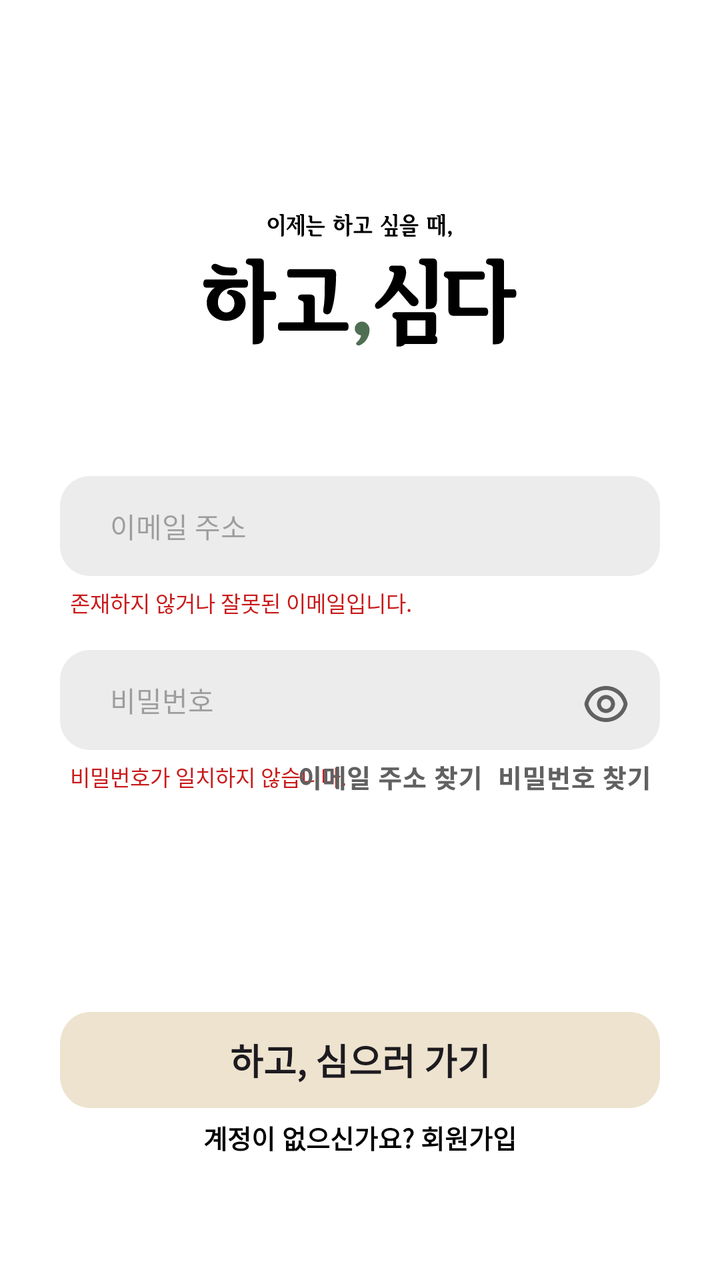
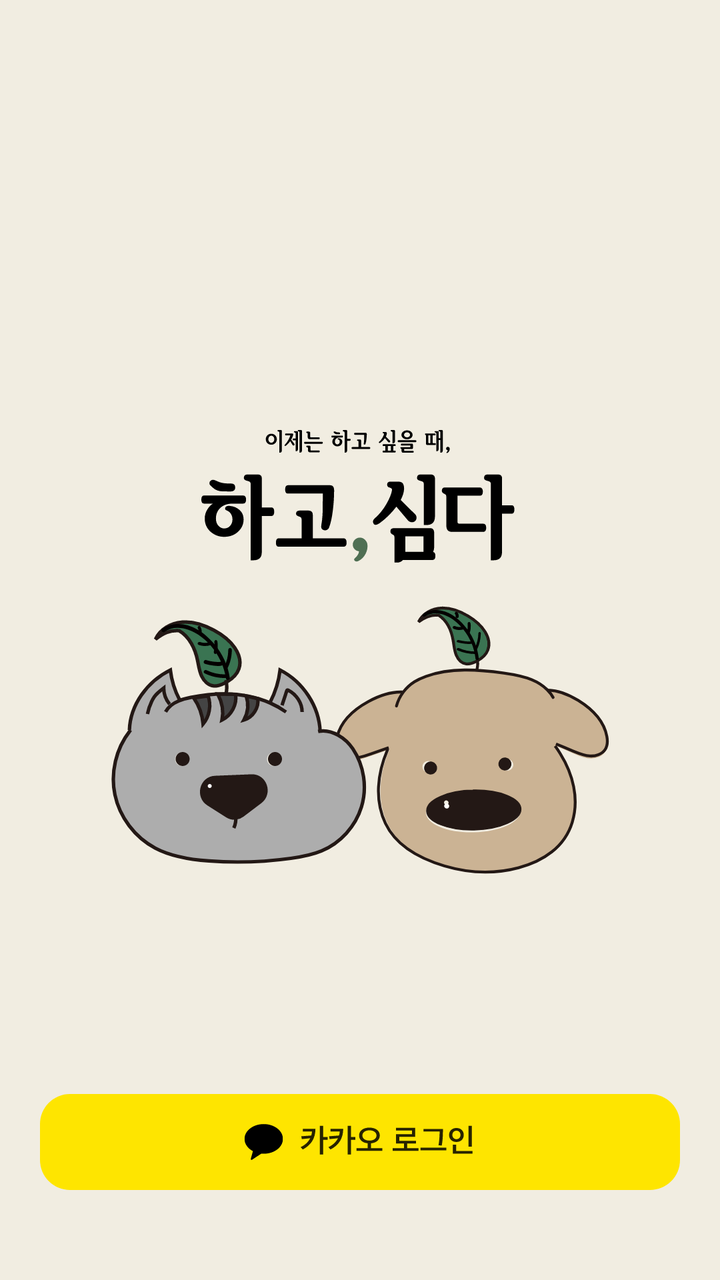

Screens rendered from an Android XML layout before and after an edit, with the pre-edit source and the edit as a unified diff.
<!-- AndroidManifest.xml: application theme Theme.WantPlant -->
<!-- res/layout/activity_login.xml -->
<?xml version="1.0" encoding="utf-8"?>
<androidx.constraintlayout.widget.ConstraintLayout
    xmlns:android="http://schemas.android.com/apk/res/android"
    xmlns:app="http://schemas.android.com/apk/res-auto"
    xmlns:tools="http://schemas.android.com/tools"
    android:layout_width="match_parent"
    android:layout_height="match_parent"
    android:background="#FFFFFFFF">

    <ImageView
        android:id="@+id/login_wantplant_logo_iv"
        android:layout_width="0dp"
        android:layout_height="wrap_content"
        android:src="@drawable/ic_logo_wantplant"
        android:layout_marginTop="103dp"
        app:layout_constraintEnd_toEndOf="parent"
        app:layout_constraintStart_toStartOf="parent"
        app:layout_constraintTop_toTopOf="parent" />

    <EditText
        android:id="@+id/login_email_et"
        android:layout_width="0dp"
        android:layout_height="wrap_content"
        android:background="@drawable/ic_login_rect"
        android:layout_marginHorizontal="30dp"
        android:paddingHorizontal="25dp"
        android:hint="이메일 주소"
        android:inputType="text"
        android:textColor="#757373"
        android:textSize="14dp"
        android:layout_marginTop="238dp"
        app:layout_constraintEnd_toEndOf="parent"
        app:layout_constraintStart_toStartOf="parent"
        app:layout_constraintTop_toTopOf="parent" />

    <TextView
        android:id="@+id/login_email_wrong_tv"
        android:layout_width="0dp"
        android:layout_height="wrap_content"
        android:layout_marginLeft="5dp"
        android:layout_marginTop="5dp"
        android:text="@string/wrong_email"
        android:textColor="@color/wp_red"
        android:textSize="11dp"
        app:layout_constraintStart_toStartOf="@+id/login_email_et"
        app:layout_constraintTop_toBottomOf="@+id/login_email_et"
        />

    <EditText
        android:id="@+id/login_password_et"
        android:layout_width="0dp"
        android:layout_height="wrap_content"
        android:background="@drawable/ic_login_rect"
        android:layout_marginHorizontal="30dp"
        android:paddingHorizontal="25dp"
        android:hint="비밀번호"
        android:inputType="text"
        android:textColor="#757373"
        android:textSize="14dp"
        android:layout_marginTop="325dp"
        app:layout_constraintEnd_toEndOf="parent"
        app:layout_constraintStart_toStartOf="parent"
        app:layout_constraintTop_toTopOf="parent" />

    <TextView
        android:id="@+id/login_pw_wrong_tv"
        android:layout_width="0dp"
        android:layout_height="wrap_content"
        android:layout_marginLeft="5dp"
        android:layout_marginTop="5dp"
        android:text="@string/wrong_pw"
        android:textColor="@color/wp_red"
        android:textSize="11dp"
        app:layout_constraintStart_toStartOf="@+id/login_password_et"
        app:layout_constraintTop_toBottomOf="@+id/login_password_et"
        />

    <ImageView
        android:id="@+id/login_view_pw_on_iv"
        android:layout_width="0dp"
        android:layout_height="wrap_content"
        android:src="@drawable/ic_btn_eyeline_on"
        android:layout_marginEnd="15dp"
        android:layout_marginTop="15dp"
        app:layout_constraintTop_toTopOf="@id/login_password_et"
        app:layout_constraintEnd_toEndOf="@id/login_password_et"
        tools:ignore="MissingConstraints" />

    <ImageView
        android:id="@+id/login_view_pw_off_iv"
        android:layout_width="0dp"
        android:layout_height="wrap_content"
        android:src="@drawable/ic_btn_eyeline_off"
        android:layout_marginEnd="15dp"
        android:layout_marginTop="15dp"
        app:layout_constraintTop_toTopOf="@id/login_password_et"
        app:layout_constraintEnd_toEndOf="@id/login_password_et"
        android:visibility="gone"
        tools:ignore="MissingConstraints" />

    <ImageView
        android:id="@+id/login_find_pw_iv"
        android:layout_width="0dp"
        android:layout_height="wrap_content"
        android:layout_marginStart="28dp"
        android:layout_marginEnd="5dp"
        android:layout_marginTop="8dp"
        android:src="@drawable/ic_btn_findpw"
        app:layout_constraintEnd_toEndOf="@id/login_password_et"
        app:layout_constraintTop_toBottomOf="@+id/login_password_et"
        tools:ignore="MissingConstraints" />

    <ImageView
        android:id="@+id/login_find_email_iv"
        android:layout_width="0dp"
        android:layout_height="wrap_content"
        android:layout_marginStart="28dp"
        android:layout_marginEnd="10dp"
        android:layout_marginTop="8dp"
        android:src="@drawable/ic_btn_findemail"
        app:layout_constraintEnd_toStartOf="@+id/login_find_pw_iv"
        app:layout_constraintTop_toBottomOf="@id/login_password_et"
        tools:ignore="MissingConstraints" />

    <androidx.appcompat.widget.AppCompatButton
        android:id="@+id/login_start_btn"
        android:layout_width="0dp"
        android:layout_height="wrap_content"
        android:background="@drawable/ic_login_background"
        android:layout_marginTop="506dp"
        android:layout_marginHorizontal="30dp"
        android:text="@string/btn_start"
        android:textSize="18dp"
        android:textStyle="bold"
        app:layout_constraintEnd_toEndOf="parent"
        app:layout_constraintStart_toStartOf="parent"
        app:layout_constraintTop_toTopOf="parent"/>

    <TextView
        android:id="@+id/login_account_tv"
        android:layout_width="wrap_content"
        android:layout_height="wrap_content"
        android:text="@string/login_account"
        android:textSize="13dp"
        android:textColor="@color/black"
        android:textStyle="bold"
        android:layout_marginTop="5dp"
        app:layout_constraintStart_toStartOf="parent"
        app:layout_constraintEnd_toEndOf="parent"
        app:layout_constraintTop_toBottomOf="@id/login_start_btn"/>

    <View
        android:id="@+id/login_password_underscore_view"
        android:layout_width="0dp"
        android:layout_height="1dp"
        android:layout_marginTop="624dp"
        android:background="wp_gray5"
        app:layout_constraintEnd_toEndOf="@+id/login_start_btn"
        app:layout_constraintStart_toStartOf="@+id/login_start_btn"
        app:layout_constraintTop_toTopOf="parent"/>

    <LinearLayout
        android:id="@+id/login_kakao_lo"
        android:layout_width="259dp"
        android:layout_height="41dp"
        android:background="@drawable/ic_login_kakao"
        android:layout_marginTop="30dp"
        app:layout_constraintEnd_toEndOf="parent"
        app:layout_constraintStart_toStartOf="parent"
        app:layout_constraintTop_toBottomOf="@+id/login_password_underscore_view"
        android:orientation="horizontal" />


</androidx.constraintlayout.widget.ConstraintLayout>
<!-- resources referenced by this layout -->
<resources>
  <color name="black">#FF000000</color>
  <color name="wp_red">#C91A1A</color>
  <!-- drawable ic_btn_eyeline_off (drawable) -->
  <vector xmlns:android="http://schemas.android.com/apk/res/android"
      android:width="24dp"
      android:height="24dp"
      android:viewportWidth="24"
      android:viewportHeight="24">
    <path
        android:pathData="M17.883,19.297C16.181,20.375 14.164,21 12,21C6.608,21 2.122,17.12 1.182,12C1.618,9.623 2.819,7.513 4.52,5.935L1.394,2.808L2.808,1.394L22.607,21.192L21.193,22.607L17.883,19.297ZM5.936,7.35C4.607,8.56 3.638,10.167 3.223,12C4.14,16.052 7.765,19 12,19C13.6,19 15.112,18.58 16.424,17.838L14.396,15.81C13.702,16.247 12.881,16.5 12,16.5C9.515,16.5 7.5,14.485 7.5,12C7.5,11.12 7.753,10.298 8.19,9.604L5.936,7.35ZM12.914,14.328L9.672,11.087C9.561,11.37 9.5,11.678 9.5,12C9.5,13.381 10.62,14.5 12,14.5C12.323,14.5 12.631,14.439 12.914,14.328ZM20.807,16.593L19.376,15.162C20.032,14.227 20.515,13.159 20.778,12C19.86,7.948 16.236,5 12,5C11.154,5 10.333,5.118 9.552,5.338L7.974,3.76C9.221,3.27 10.579,3 12,3C17.392,3 21.878,6.88 22.819,12C22.507,13.7 21.804,15.263 20.807,16.593ZM11.723,7.509C11.815,7.503 11.907,7.5 12,7.5C14.486,7.5 16.5,9.515 16.5,12C16.5,12.093 16.497,12.186 16.492,12.278L11.723,7.509Z"
        android:fillColor="#616161"/>
  </vector>
  <!-- drawable ic_btn_eyeline_on (drawable) -->
  <vector xmlns:android="http://schemas.android.com/apk/res/android"
      android:width="24dp"
      android:height="24dp"
      android:viewportWidth="24"
      android:viewportHeight="24">
    <path
        android:pathData="M12,3C17.392,3 21.878,6.88 22.819,12C21.878,17.12 17.392,21 12,21C6.608,21 2.122,17.12 1.182,12C2.122,6.88 6.608,3 12,3ZM12,19C16.236,19 19.86,16.052 20.778,12C19.86,7.948 16.236,5 12,5C7.765,5 4.14,7.948 3.223,12C4.14,16.052 7.765,19 12,19ZM12,16.5C9.515,16.5 7.5,14.485 7.5,12C7.5,9.515 9.515,7.5 12,7.5C14.486,7.5 16.5,9.515 16.5,12C16.5,14.485 14.486,16.5 12,16.5ZM12,14.5C13.381,14.5 14.5,13.381 14.5,12C14.5,10.619 13.381,9.5 12,9.5C10.62,9.5 9.5,10.619 9.5,12C9.5,13.381 10.62,14.5 12,14.5Z"
        android:fillColor="#616161"/>
  </vector>
  <!-- drawable ic_btn_findemail: vector/xml drawable (drawable, 2867 chars, omitted) -->
  <!-- drawable ic_btn_findpw: vector/xml drawable (drawable, 2278 chars, omitted) -->
  <!-- drawable ic_login_background (drawable) -->
  <vector xmlns:android="http://schemas.android.com/apk/res/android"
      android:width="301dp"
      android:height="45dp"
      android:viewportWidth="301"
      android:viewportHeight="45">
    <path
        android:pathData="M15,0L286,0A15,15 0,0 1,301 15L301,30A15,15 0,0 1,286 45L15,45A15,15 0,0 1,0 30L0,15A15,15 0,0 1,15 0z"
        android:fillColor="#EDE3CE"/>
  </vector>
  <!-- drawable ic_login_kakao: png bitmap (drawable, 9722 bytes) -->
  <!-- drawable ic_login_rect (drawable) -->
  <vector xmlns:android="http://schemas.android.com/apk/res/android"
      android:width="301dp"
      android:height="50dp"
      android:viewportWidth="301"
      android:viewportHeight="50">
    <path
        android:pathData="M15,0L286,0A15,15 0,0 1,301 15L301,35A15,15 0,0 1,286 50L15,50A15,15 0,0 1,0 35L0,15A15,15 0,0 1,15 0z"
        android:fillColor="#ECECEC"/>
  </vector>
  <!-- drawable ic_logo_wantplant: vector/xml drawable (drawable, 14869 chars, omitted) -->
  <string name="btn_start">하고, 심으러 가기</string>
  <string name="login_account">계정이 없으신가요? 회원가입</string>
  <string name="wrong_email">존재하지 않거나 잘못된 이메일입니다.</string>
  <string name="wrong_pw">비밀번호가 일치하지 않습니다.</string>
  <style name="Theme.WantPlant" parent="Base.Theme.WantPlant" />
  <style name="Base.Theme.WantPlant" parent="Theme.Material3.DayNight.NoActionBar">
          
          
      </style>
</resources>

<!-- the commit's change to res/layout/activity_login.xml (unified diff, before → after) -->
@@ -5,170 +5,28 @@
     xmlns:tools="http://schemas.android.com/tools"
     android:layout_width="match_parent"
     android:layout_height="match_parent"
-    android:background="#FFFFFFFF">
+    android:background="@color/wp_brown5">
 
     <ImageView
-        android:id="@+id/login_wantplant_logo_iv"
-        android:layout_width="0dp"
+        android:id="@+id/login_logo_iv"
+        android:layout_width="wrap_content"
         android:layout_height="wrap_content"
-        android:src="@drawable/ic_logo_wantplant"
-        android:layout_marginTop="103dp"
+        android:src="@drawable/ic_login_logo"
+        android:layout_marginTop="211dp"
         app:layout_constraintEnd_toEndOf="parent"
         app:layout_constraintStart_toStartOf="parent"
         app:layout_constraintTop_toTopOf="parent" />
 
-    <EditText
-        android:id="@+id/login_email_et"
-        android:layout_width="0dp"
+    <androidx.appcompat.widget.AppCompatButton
+        android:id="@+id/login_btn"
+        android:layout_width="wrap_content"
         android:layout_height="wrap_content"
-        android:background="@drawable/ic_login_rect"
+        android:background="@drawable/ic_login_kakao"
+        android:layout_marginTop="547dp"
         android:layout_marginHorizontal="30dp"
-        android:paddingHorizontal="25dp"
-        android:hint="이메일 주소"
-        android:inputType="text"
-        android:textColor="#757373"
-        android:textSize="14dp"
-        android:layout_marginTop="238dp"
-        app:layout_constraintEnd_toEndOf="parent"
-        app:layout_constraintStart_toStartOf="parent"
-        app:layout_constraintTop_toTopOf="parent" />
-
-    <TextView
-        android:id="@+id/login_email_wrong_tv"
-        android:layout_width="0dp"
-        android:layout_height="wrap_content"
-        android:layout_marginLeft="5dp"
-        android:layout_marginTop="5dp"
-        android:text="@string/wrong_email"
-        android:textColor="@color/wp_red"
-        android:textSize="11dp"
-        app:layout_constraintStart_toStartOf="@+id/login_email_et"
-        app:layout_constraintTop_toBottomOf="@+id/login_email_et"
-        />
-
-    <EditText
-        android:id="@+id/login_password_et"
-        android:layout_width="0dp"
-        android:layout_height="wrap_content"
-        android:background="@drawable/ic_login_rect"
-        android:layout_marginHorizontal="30dp"
-        android:paddingHorizontal="25dp"
-        android:hint="비밀번호"
-        android:inputType="text"
-        android:textColor="#757373"
-        android:textSize="14dp"
-        android:layout_marginTop="325dp"
-        app:layout_constraintEnd_toEndOf="parent"
-        app:layout_constraintStart_toStartOf="parent"
-        app:layout_constraintTop_toTopOf="parent" />
-
-    <TextView
-        android:id="@+id/login_pw_wrong_tv"
-        android:layout_width="0dp"
-        android:layout_height="wrap_content"
-        android:layout_marginLeft="5dp"
-        android:layout_marginTop="5dp"
-        android:text="@string/wrong_pw"
-        android:textColor="@color/wp_red"
-        android:textSize="11dp"
-        app:layout_constraintStart_toStartOf="@+id/login_password_et"
-        app:layout_constraintTop_toBottomOf="@+id/login_password_et"
-        />
-
-    <ImageView
-        android:id="@+id/login_view_pw_on_iv"
-        android:layout_width="0dp"
-        android:layout_height="wrap_content"
-        android:src="@drawable/ic_btn_eyeline_on"
-        android:layout_marginEnd="15dp"
-        android:layout_marginTop="15dp"
-        app:layout_constraintTop_toTopOf="@id/login_password_et"
-        app:layout_constraintEnd_toEndOf="@id/login_password_et"
-        tools:ignore="MissingConstraints" />
-
-    <ImageView
-        android:id="@+id/login_view_pw_off_iv"
-        android:layout_width="0dp"
-        android:layout_height="wrap_content"
-        android:src="@drawable/ic_btn_eyeline_off"
-        android:layout_marginEnd="15dp"
-        android:layout_marginTop="15dp"
-        app:layout_constraintTop_toTopOf="@id/login_password_et"
-        app:layout_constraintEnd_toEndOf="@id/login_password_et"
-        android:visibility="gone"
-        tools:ignore="MissingConstraints" />
-
-    <ImageView
-        android:id="@+id/login_find_pw_iv"
-        android:layout_width="0dp"
-        android:layout_height="wrap_content"
-        android:layout_marginStart="28dp"
-        android:layout_marginEnd="5dp"
-        android:layout_marginTop="8dp"
-        android:src="@drawable/ic_btn_findpw"
-        app:layout_constraintEnd_toEndOf="@id/login_password_et"
-        app:layout_constraintTop_toBottomOf="@+id/login_password_et"
-        tools:ignore="MissingConstraints" />
-
-    <ImageView
-        android:id="@+id/login_find_email_iv"
-        android:layout_width="0dp"
-        android:layout_height="wrap_content"
-        android:layout_marginStart="28dp"
-        android:layout_marginEnd="10dp"
-        android:layout_marginTop="8dp"
-        android:src="@drawable/ic_btn_findemail"
-        app:layout_constraintEnd_toStartOf="@+id/login_find_pw_iv"
-        app:layout_constraintTop_toBottomOf="@id/login_password_et"
-        tools:ignore="MissingConstraints" />
-
-    <androidx.appcompat.widget.AppCompatButton
-        android:id="@+id/login_start_btn"
-        android:layout_width="0dp"
-        android:layout_height="wrap_content"
-        android:background="@drawable/ic_login_background"
-        android:layout_marginTop="506dp"
-        android:layout_marginHorizontal="30dp"
-        android:text="@string/btn_start"
-        android:textSize="18dp"
-        android:textStyle="bold"
         app:layout_constraintEnd_toEndOf="parent"
         app:layout_constraintStart_toStartOf="parent"
         app:layout_constraintTop_toTopOf="parent"/>
 
-    <TextView
-        android:id="@+id/login_account_tv"
-        android:layout_width="wrap_content"
-        android:layout_height="wrap_content"
-        android:text="@string/login_account"
-        android:textSize="13dp"
-        android:textColor="@color/black"
-        android:textStyle="bold"
-        android:layout_marginTop="5dp"
-        app:layout_constraintStart_toStartOf="parent"
-        app:layout_constraintEnd_toEndOf="parent"
-        app:layout_constraintTop_toBottomOf="@id/login_start_btn"/>
-
-    <View
-        android:id="@+id/login_password_underscore_view"
-        android:layout_width="0dp"
-        android:layout_height="1dp"
-        android:layout_marginTop="624dp"
-        android:background="wp_gray5"
-        app:layout_constraintEnd_toEndOf="@+id/login_start_btn"
-        app:layout_constraintStart_toStartOf="@+id/login_start_btn"
-        app:layout_constraintTop_toTopOf="parent"/>
-
-    <LinearLayout
-        android:id="@+id/login_kakao_lo"
-        android:layout_width="259dp"
-        android:layout_height="41dp"
-        android:background="@drawable/ic_login_kakao"
-        android:layout_marginTop="30dp"
-        app:layout_constraintEnd_toEndOf="parent"
-        app:layout_constraintStart_toStartOf="parent"
-        app:layout_constraintTop_toBottomOf="@+id/login_password_underscore_view"
-        android:orientation="horizontal" />
-
 
 </androidx.constraintlayout.widget.ConstraintLayout>
<!-- resource entries referenced after the edit -->
@@ -1,55 +1,8 @@
 <!-- resources referenced by this layout -->
 <resources>
-  <color name="black">#FF000000</color>
-  <color name="wp_red">#C91A1A</color>
-  <!-- drawable ic_btn_eyeline_off (drawable) -->
-  <vector xmlns:android="http://schemas.android.com/apk/res/android"
-      android:width="24dp"
-      android:height="24dp"
-      android:viewportWidth="24"
-      android:viewportHeight="24">
-    <path
-        android:pathData="M17.883,19.297C16.181,20.375 14.164,21 12,21C6.608,21 2.122,17.12 1.182,12C1.618,9.623 2.819,7.513 4.52,5.935L1.394,2.808L2.808,1.394L22.607,21.192L21.193,22.607L17.883,19.297ZM5.936,7.35C4.607,8.56 3.638,10.167 3.223,12C4.14,16.052 7.765,19 12,19C13.6,19 15.112,18.58 16.424,17.838L14.396,15.81C13.702,16.247 12.881,16.5 12,16.5C9.515,16.5 7.5,14.485 7.5,12C7.5,11.12 7.753,10.298 8.19,9.604L5.936,7.35ZM12.914,14.328L9.672,11.087C9.561,11.37 9.5,11.678 9.5,12C9.5,13.381 10.62,14.5 12,14.5C12.323,14.5 12.631,14.439 12.914,14.328ZM20.807,16.593L19.376,15.162C20.032,14.227 20.515,13.159 20.778,12C19.86,7.948 16.236,5 12,5C11.154,5 10.333,5.118 9.552,5.338L7.974,3.76C9.221,3.27 10.579,3 12,3C17.392,3 21.878,6.88 22.819,12C22.507,13.7 21.804,15.263 20.807,16.593ZM11.723,7.509C11.815,7.503 11.907,7.5 12,7.5C14.486,7.5 16.5,9.515 16.5,12C16.5,12.093 16.497,12.186 16.492,12.278L11.723,7.509Z"
-        android:fillColor="#616161"/>
-  </vector>
-  <!-- drawable ic_btn_eyeline_on (drawable) -->
-  <vector xmlns:android="http://schemas.android.com/apk/res/android"
-      android:width="24dp"
-      android:height="24dp"
-      android:viewportWidth="24"
-      android:viewportHeight="24">
-    <path
-        android:pathData="M12,3C17.392,3 21.878,6.88 22.819,12C21.878,17.12 17.392,21 12,21C6.608,21 2.122,17.12 1.182,12C2.122,6.88 6.608,3 12,3ZM12,19C16.236,19 19.86,16.052 20.778,12C19.86,7.948 16.236,5 12,5C7.765,5 4.14,7.948 3.223,12C4.14,16.052 7.765,19 12,19ZM12,16.5C9.515,16.5 7.5,14.485 7.5,12C7.5,9.515 9.515,7.5 12,7.5C14.486,7.5 16.5,9.515 16.5,12C16.5,14.485 14.486,16.5 12,16.5ZM12,14.5C13.381,14.5 14.5,13.381 14.5,12C14.5,10.619 13.381,9.5 12,9.5C10.62,9.5 9.5,10.619 9.5,12C9.5,13.381 10.62,14.5 12,14.5Z"
-        android:fillColor="#616161"/>
-  </vector>
-  <!-- drawable ic_btn_findemail: vector/xml drawable (drawable, 2867 chars, omitted) -->
-  <!-- drawable ic_btn_findpw: vector/xml drawable (drawable, 2278 chars, omitted) -->
-  <!-- drawable ic_login_background (drawable) -->
-  <vector xmlns:android="http://schemas.android.com/apk/res/android"
-      android:width="301dp"
-      android:height="45dp"
-      android:viewportWidth="301"
-      android:viewportHeight="45">
-    <path
-        android:pathData="M15,0L286,0A15,15 0,0 1,301 15L301,30A15,15 0,0 1,286 45L15,45A15,15 0,0 1,0 30L0,15A15,15 0,0 1,15 0z"
-        android:fillColor="#EDE3CE"/>
-  </vector>
-  <!-- drawable ic_login_kakao: png bitmap (drawable, 9722 bytes) -->
-  <!-- drawable ic_login_rect (drawable) -->
-  <vector xmlns:android="http://schemas.android.com/apk/res/android"
-      android:width="301dp"
-      android:height="50dp"
-      android:viewportWidth="301"
-      android:viewportHeight="50">
-    <path
-        android:pathData="M15,0L286,0A15,15 0,0 1,301 15L301,35A15,15 0,0 1,286 50L15,50A15,15 0,0 1,0 35L0,15A15,15 0,0 1,15 0z"
-        android:fillColor="#ECECEC"/>
-  </vector>
-  <!-- drawable ic_logo_wantplant: vector/xml drawable (drawable, 14869 chars, omitted) -->
-  <string name="btn_start">하고, 심으러 가기</string>
-  <string name="login_account">계정이 없으신가요? 회원가입</string>
-  <string name="wrong_email">존재하지 않거나 잘못된 이메일입니다.</string>
-  <string name="wrong_pw">비밀번호가 일치하지 않습니다.</string>
+  <color name="wp_brown5">#F1EDE1</color>
+  <!-- drawable ic_login_kakao: vector/xml drawable (drawable, 2568 chars, omitted) -->
+  <!-- drawable ic_login_logo: vector/xml drawable (drawable, 37349 chars, omitted) -->
   <style name="Theme.WantPlant" parent="Base.Theme.WantPlant" />
   <style name="Base.Theme.WantPlant" parent="Theme.Material3.DayNight.NoActionBar">
           
